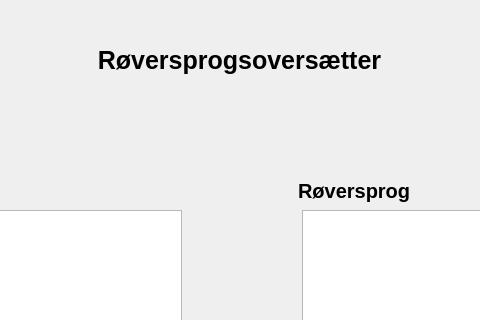
Old version of the form roeversprogsoversaetter.ui in the repository Vibenshus-Gymnasium-Pro/pyside6-2-drillas; both pictures show x 101 to 581 and y 0 to 320 of the 687 by 531 pixel window.
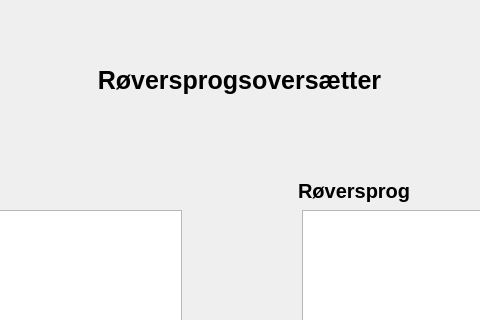
New version of the form.

What changed in the file:
```diff
--- a/roeversprogsoversaetter.ui
+++ b/roeversprogsoversaetter.ui
@@ -99,7 +99,7 @@
     <property name="geometry">
      <rect>
       <x>-10</x>
-      <y>20</y>
+      <y>40</y>
       <width>701</width>
       <height>81</height>
      </rect>
```
Left out of the diff: 4 changed lines with no effect on the pictures.
